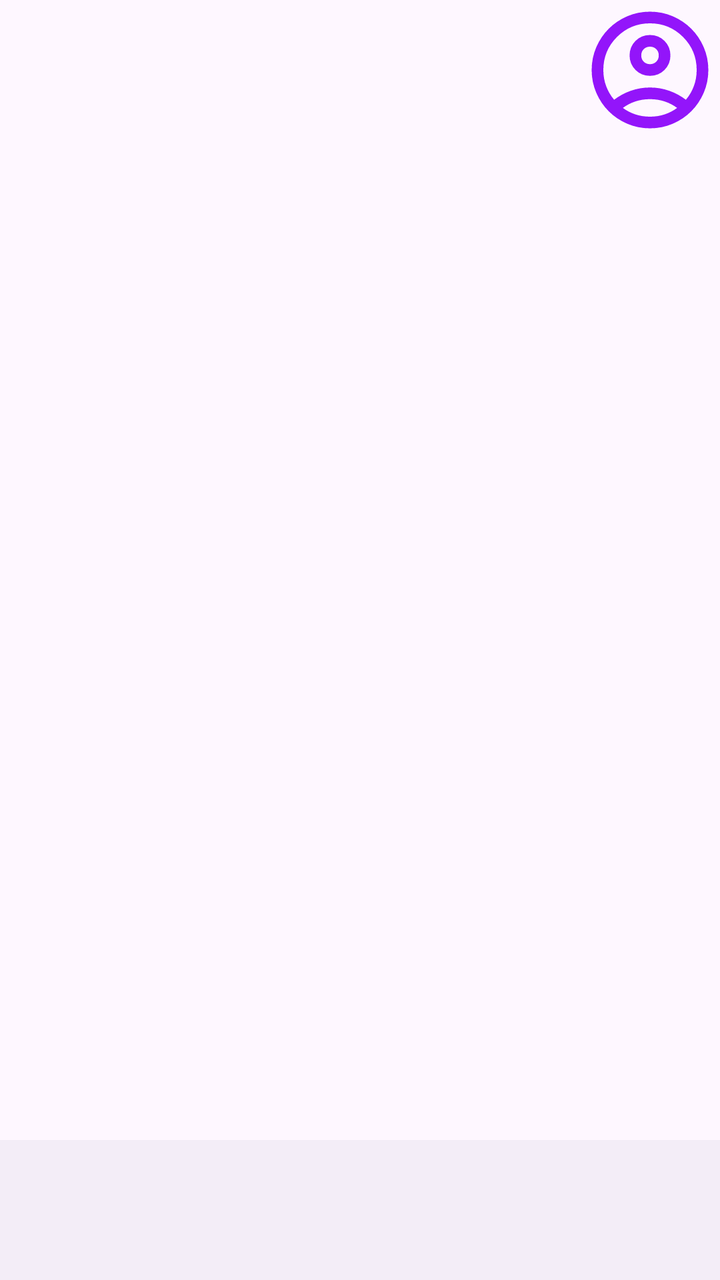
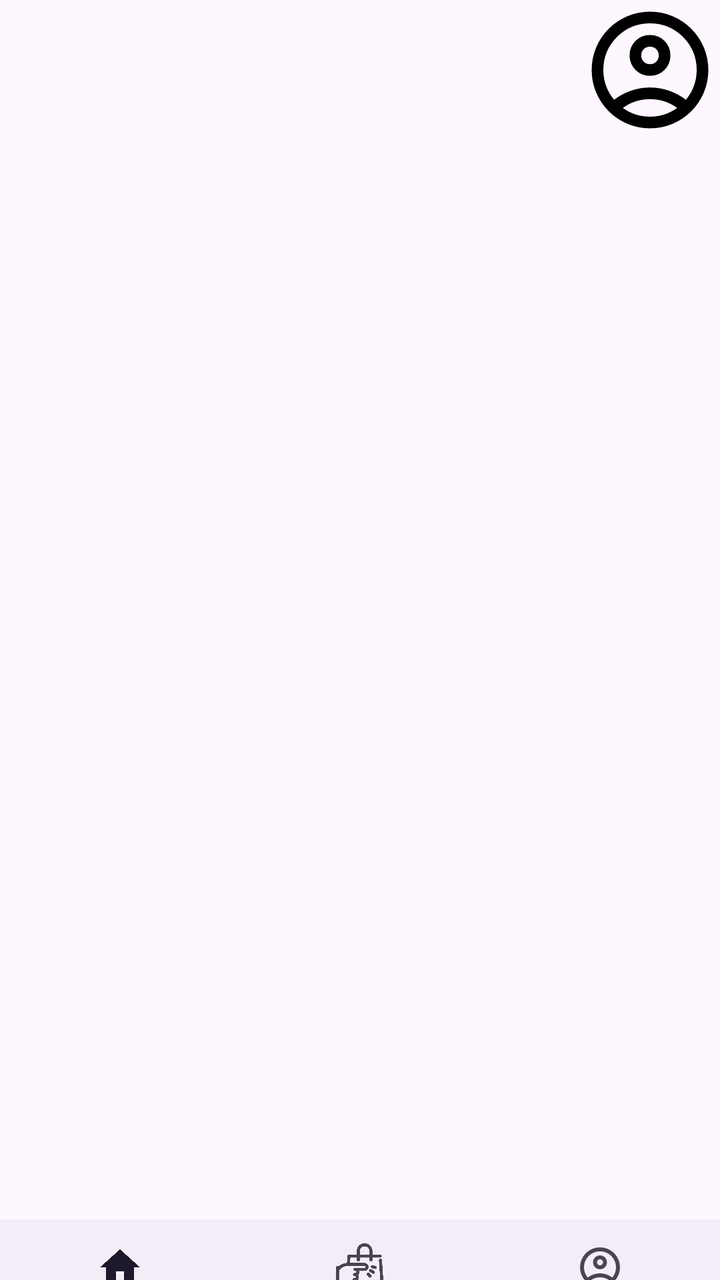

Two renders of the same Android screen: before a commit and after it. Below are the layout's source before the change and the commit's diff.
<!-- AndroidManifest.xml: application theme Theme.YourCart -->
<!-- res/layout/activity_main.xml -->
<?xml version="1.0" encoding="utf-8"?>
<androidx.constraintlayout.widget.ConstraintLayout xmlns:android="http://schemas.android.com/apk/res/android"
    xmlns:app="http://schemas.android.com/apk/res-auto"
    xmlns:tools="http://schemas.android.com/tools"
    android:id="@+id/main"
    android:layout_width="match_parent"
    android:layout_height="200dp"
    tools:context=".MainActivity">

    <androidx.recyclerview.widget.RecyclerView
        android:id="@+id/recyclerView"
        android:layout_width="match_parent"
        android:layout_height="200dp"
        app:layout_constraintBottom_toBottomOf="parent"
        app:layout_constraintEnd_toEndOf="parent"
        app:layout_constraintHorizontal_bias="0.0"
        app:layout_constraintStart_toStartOf="parent"
        app:layout_constraintTop_toBottomOf="@+id/imageView2"
        app:layout_constraintVertical_bias="0.0" />

    <ImageView
        android:id="@+id/imageView2"
        android:layout_width="70dp"
        android:layout_height="70dp"
        app:layout_constraintEnd_toEndOf="parent"
        app:layout_constraintTop_toTopOf="parent"
        app:srcCompat="@drawable/outline_account_circle_24" />

    <com.google.android.material.bottomnavigation.BottomNavigationView
        android:layout_width="match_parent"
        android:layout_height="70dp"
        app:layout_constraintBottom_toBottomOf="parent"
        app:layout_constraintEnd_toEndOf="parent"
        app:layout_constraintStart_toStartOf="parent" />
</androidx.constraintlayout.widget.ConstraintLayout>
<!-- resources referenced by this layout -->
<resources>
  <!-- drawable outline_account_circle_24 (drawable) -->
  <vector xmlns:android="http://schemas.android.com/apk/res/android" android:height="24dp" android:tint="#9315FA" android:viewportHeight="960" android:viewportWidth="960" android:width="24dp">
        
      <path android:fillColor="@android:color/white" android:pathData="M234,684Q285,645 348,622.5Q411,600 480,600Q549,600 612,622.5Q675,645 726,684Q761,643 780.5,591Q800,539 800,480Q800,347 706.5,253.5Q613,160 480,160Q347,160 253.5,253.5Q160,347 160,480Q160,539 179.5,591Q199,643 234,684ZM380.5,479.5Q340,439 340,380Q340,321 380.5,280.5Q421,240 480,240Q539,240 579.5,280.5Q620,321 620,380Q620,439 579.5,479.5Q539,520 480,520Q421,520 380.5,479.5ZM480,880Q397,880 324,848.5Q251,817 197,763Q143,709 111.5,636Q80,563 80,480Q80,397 111.5,324Q143,251 197,197Q251,143 324,111.5Q397,80 480,80Q563,80 636,111.5Q709,143 763,197Q817,251 848.5,324Q880,397 880,480Q880,563 848.5,636Q817,709 763,763Q709,817 636,848.5Q563,880 480,880ZM580,784.5Q627,769 666,740Q627,711 580,695.5Q533,680 480,680Q427,680 380,695.5Q333,711 294,740Q333,769 380,784.5Q427,800 480,800Q533,800 580,784.5ZM523,423Q540,406 540,380Q540,354 523,337Q506,320 480,320Q454,320 437,337Q420,354 420,380Q420,406 437,423Q454,440 480,440Q506,440 523,423ZM480,380Q480,380 480,380Q480,380 480,380Q480,380 480,380Q480,380 480,380Q480,380 480,380Q480,380 480,380Q480,380 480,380Q480,380 480,380ZM480,740Q480,740 480,740Q480,740 480,740Q480,740 480,740Q480,740 480,740Q480,740 480,740Q480,740 480,740Q480,740 480,740Q480,740 480,740Z"/>
      
  </vector>
  <style name="Theme.YourCart" parent="Base.Theme.YourCart" />
  <style name="Base.Theme.YourCart" parent="Theme.Material3.DayNight.NoActionBar">
          
          
      </style>
</resources>

<!-- the commit's change to res/layout/activity_main.xml (unified diff, before → after) -->
@@ -28,8 +28,11 @@
 
     <com.google.android.material.bottomnavigation.BottomNavigationView
         android:layout_width="match_parent"
-        android:layout_height="70dp"
+        android:layout_height="wrap_content"
         app:layout_constraintBottom_toBottomOf="parent"
         app:layout_constraintEnd_toEndOf="parent"
-        app:layout_constraintStart_toStartOf="parent" />
+        app:layout_constraintHorizontal_bias="0.0"
+        android:layout_marginBottom="-50dp"
+        app:layout_constraintStart_toStartOf="parent"
+        app:menu="@menu/bottom_nav_menu" />
 </androidx.constraintlayout.widget.ConstraintLayout>
<!-- resource entries referenced after the edit -->
@@ -1,13 +1,13 @@
 <!-- resources referenced by this layout -->
 <resources>
   <!-- drawable outline_account_circle_24 (drawable) -->
-  <vector xmlns:android="http://schemas.android.com/apk/res/android" android:height="24dp" android:tint="#9315FA" android:viewportHeight="960" android:viewportWidth="960" android:width="24dp">
+  <vector xmlns:android="http://schemas.android.com/apk/res/android" android:height="24dp" android:tint="#000000" android:viewportHeight="960" android:viewportWidth="960" android:width="24dp">
         
       <path android:fillColor="@android:color/white" android:pathData="M234,684Q285,645 348,622.5Q411,600 480,600Q549,600 612,622.5Q675,645 726,684Q761,643 780.5,591Q800,539 800,480Q800,347 706.5,253.5Q613,160 480,160Q347,160 253.5,253.5Q160,347 160,480Q160,539 179.5,591Q199,643 234,684ZM380.5,479.5Q340,439 340,380Q340,321 380.5,280.5Q421,240 480,240Q539,240 579.5,280.5Q620,321 620,380Q620,439 579.5,479.5Q539,520 480,520Q421,520 380.5,479.5ZM480,880Q397,880 324,848.5Q251,817 197,763Q143,709 111.5,636Q80,563 80,480Q80,397 111.5,324Q143,251 197,197Q251,143 324,111.5Q397,80 480,80Q563,80 636,111.5Q709,143 763,197Q817,251 848.5,324Q880,397 880,480Q880,563 848.5,636Q817,709 763,763Q709,817 636,848.5Q563,880 480,880ZM580,784.5Q627,769 666,740Q627,711 580,695.5Q533,680 480,680Q427,680 380,695.5Q333,711 294,740Q333,769 380,784.5Q427,800 480,800Q533,800 580,784.5ZM523,423Q540,406 540,380Q540,354 523,337Q506,320 480,320Q454,320 437,337Q420,354 420,380Q420,406 437,423Q454,440 480,440Q506,440 523,423ZM480,380Q480,380 480,380Q480,380 480,380Q480,380 480,380Q480,380 480,380Q480,380 480,380Q480,380 480,380Q480,380 480,380Q480,380 480,380ZM480,740Q480,740 480,740Q480,740 480,740Q480,740 480,740Q480,740 480,740Q480,740 480,740Q480,740 480,740Q480,740 480,740Q480,740 480,740Z"/>
       
   </vector>
   <style name="Theme.YourCart" parent="Base.Theme.YourCart" />
-  <style name="Base.Theme.YourCart" parent="Theme.Material3.DayNight.NoActionBar">
+  <style name="Base.Theme.YourCart" parent="Theme.Material3.Light.NoActionBar">
           
           
       </style>
